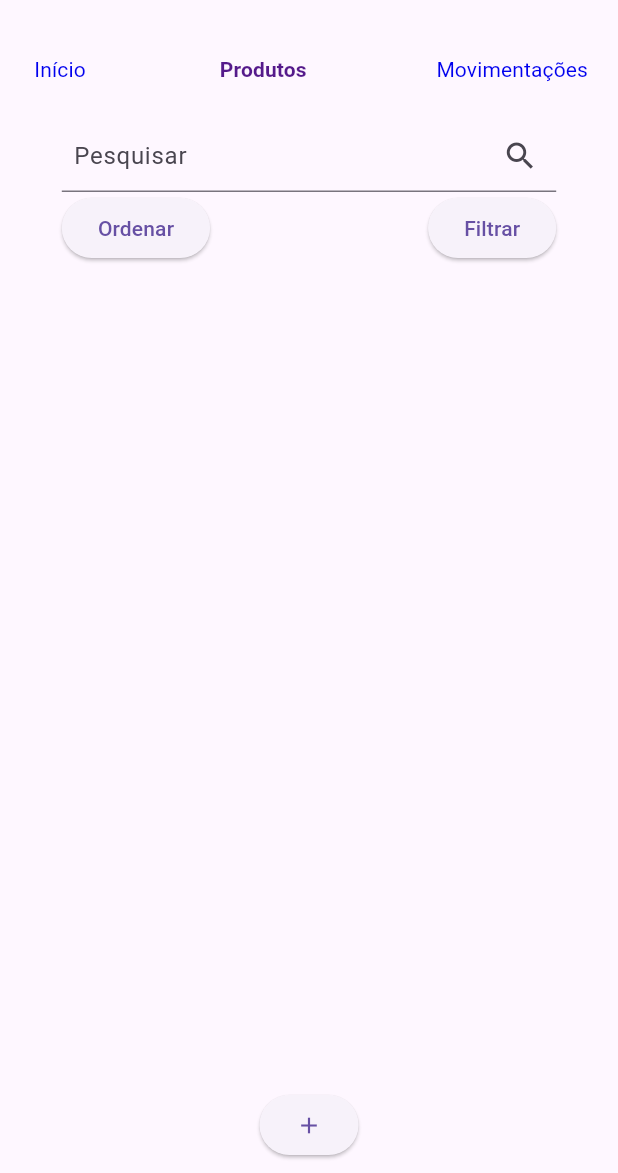
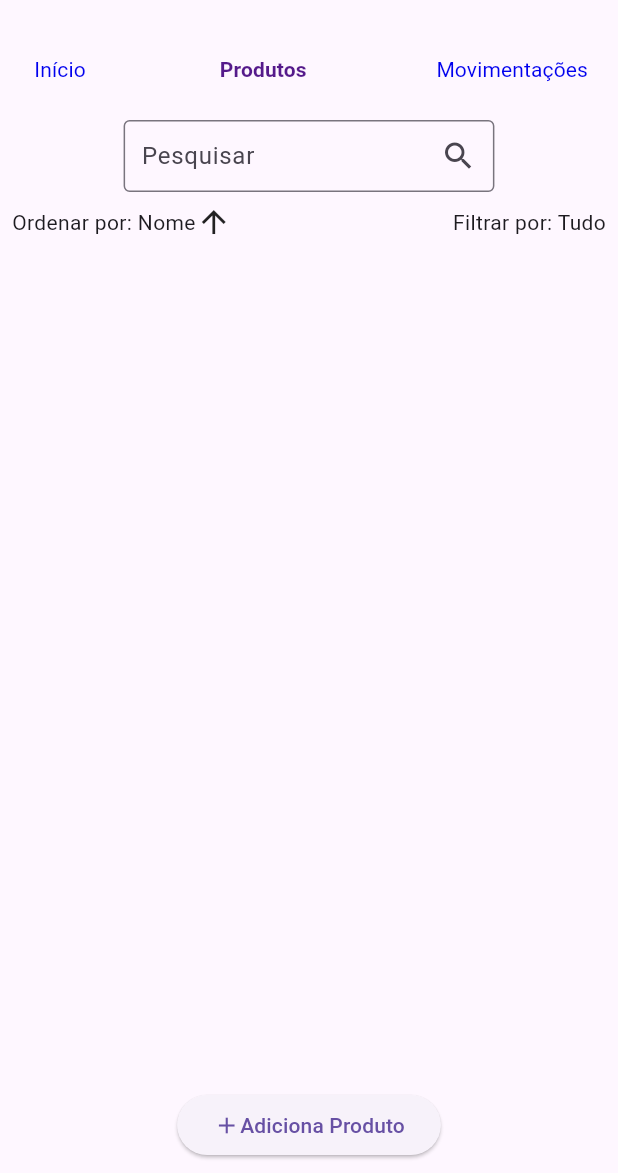
Before and after one commit to MatheusWDB/stock-flow, a Flutter app: the ProductListScreen screen opened directly with empty values, on a phone screen of 412 x 824 dp, the part 63-1236 px from its top. Run offline on Flutter 3.47's test engine with Material 3 defaults, Android fonts, the phone set to English and light mode, and no system bars; missing offline and left inert: graphic.

Commit message:
Filtros e Ordenação prontos

```diff
--- a/frontend/lib/screens/product_list_screen.dart
+++ b/frontend/lib/screens/product_list_screen.dart
@@ -1,5 +1,6 @@
 import 'package:diacritic/diacritic.dart';
 import 'package:flutter/material.dart';
+import 'package:frontend/enums/sort_enum.dart';
 import 'package:frontend/models/product.dart';
 import 'package:frontend/models/stock_movement.dart';
 import 'package:frontend/models/user.dart';
@@ -41,8 +42,8 @@ class _ProductListScreenState extends State<ProductListScreen> {
   final currencyFormat = NumberFormat.currency(locale: 'pt_BR', symbol: 'R\$');
 
   TextEditingController nameOrCodeFilter = TextEditingController();
+  SortEnum sort = SortEnum.productName;
   String categoryFilter = 'All';
-  Function(Product product) selector = (p) => p.code;
   bool ascending = true;
 
   @override
@@ -66,19 +67,21 @@ class _ProductListScreenState extends State<ProductListScreen> {
                 products: products,
                 movements: movements,
               ),
-              SizedBox(
-                width: MediaQuery.of(context).size.width * 0.8,
-                child: Column(
+              Column(
+                spacing: 8,
                 children: [
                   TextField(
                     onChanged: (value) => setState(() {}),
                     controller: nameOrCodeFilter,
-                      decoration: const InputDecoration(
-                        suffixIcon: Icon(Icons.search),
-                        contentPadding: EdgeInsets.symmetric(horizontal: 8),
+                    decoration: InputDecoration(
+                      constraints: BoxConstraints(
+                        maxWidth: MediaQuery.of(context).size.width * 0.6,
+                      ),
+                      suffixIcon: const Icon(Icons.search),
+                      contentPadding: const EdgeInsets.symmetric(horizontal: 8),
                       labelText: 'Pesquisar',
                       errorText: null,
-                        focusedBorder: OutlineInputBorder(
+                      border: const OutlineInputBorder(
                         borderSide: BorderSide(),
                       ),
                     ),
@@ -86,23 +89,65 @@ class _ProductListScreenState extends State<ProductListScreen> {
                   Row(
                     mainAxisAlignment: MainAxisAlignment.spaceBetween,
                     children: [
-                        ElevatedButton(
-                          onPressed: () => setState(() {
-                            selector = (p) => p.name;
-                            ascending = !ascending;
+                      PopupMenuButton(
+                        itemBuilder: (context) {
+                          return SortEnum.values.map((value) {
+                            return PopupMenuItem(
+                              value: value,
+                              child: Text(value.displayName),
+                            );
+                          }).toList();
+                        },
+                        onSelected: (value) => setState(() {
+                          final SortEnum oldValue = sort;
+                          sort = value;
+                          oldValue == value
+                              ? ascending = !ascending
+                              : ascending = true;
                         }),
-                          child: const Text('Ordenar'),
+                        child: Row(
+                          children: [
+                            Text('Ordenar por: ${sort.displayName}'),
+                            ascending
+                                ? const Icon(Icons.arrow_upward)
+                                : const Icon(Icons.arrow_downward),
+                          ],
                         ),
-                        ElevatedButton(
-                          onPressed: () => setState(() {
-                            categoryFilter = 'All';
+                      ),
+                      PopupMenuButton(
+                        itemBuilder: (context) {
+                          final Set<String> categories = <String>{};
+
+                          final List<PopupMenuItem<String>> categoryItems = [
+                            const PopupMenuItem(
+                              value: 'All',
+                              child: Text('Tudo'),
+                            ),
+                          ];
+
+                          categoryItems.addAll(products
+                              .expand((p) => p.categories)
+                              .where((cat) => categories.add(cat.name))
+                              .map(
+                                (cat) => PopupMenuItem(
+                                  value: cat.name,
+                                  child: Text(cat.name[0].toUpperCase() +
+                                      cat.name.substring(1)),
+                                ),
+                              )
+                              .toList());
+
+                          return categoryItems;
+                        },
+                        onSelected: (value) => setState(() {
+                          categoryFilter = value;
                         }),
-                          child: const Text('Filtrar'),
+                        child: Text(
+                            'Filtrar por: ${categoryFilter == 'All' ? 'Tudo' : categoryFilter[0].toUpperCase() + categoryFilter.substring(1)}'),
                       ),
                     ],
                   ),
                 ],
-                ),
               ),
               Flexible(
                 fit: FlexFit.tight,
@@ -185,9 +230,15 @@ class _ProductListScreenState extends State<ProductListScreen> {
                   ),
                 ),
               ),
-              ElevatedButton.icon(
+              ElevatedButton(
                 onPressed: () => showFormProduct(null, null),
-                label: const Icon(Icons.add),
+                child: const Row(
+                  mainAxisSize: MainAxisSize.min,
+                  children: [
+                    Icon(Icons.add),
+                    Text('Adiciona Produto'),
+                  ],
+                ),
               )
             ],
           ),
@@ -200,7 +251,13 @@ class _ProductListScreenState extends State<ProductListScreen> {
 
   List<Product> sortProducts(List<Product> products) {
     products.sort((a, b) {
-      final int result = selector(a).compareTo(selector(b));
+      final int result = switch (sort) {
+        SortEnum.productCode => a.code.compareTo(b.code),
+        SortEnum.productName => a.name.compareTo(b.name),
+        SortEnum.costPrice => a.costPrice.compareTo(b.costPrice),
+        SortEnum.salePrice => a.salePrice.compareTo(b.salePrice),
+        SortEnum.stockQuantity => a.stockQuantity.compareTo(b.stockQuantity),
+      };
       return ascending ? result : -result;
     });
     return products;
```
Lines whose indentation alone changed are shown as unchanged.
